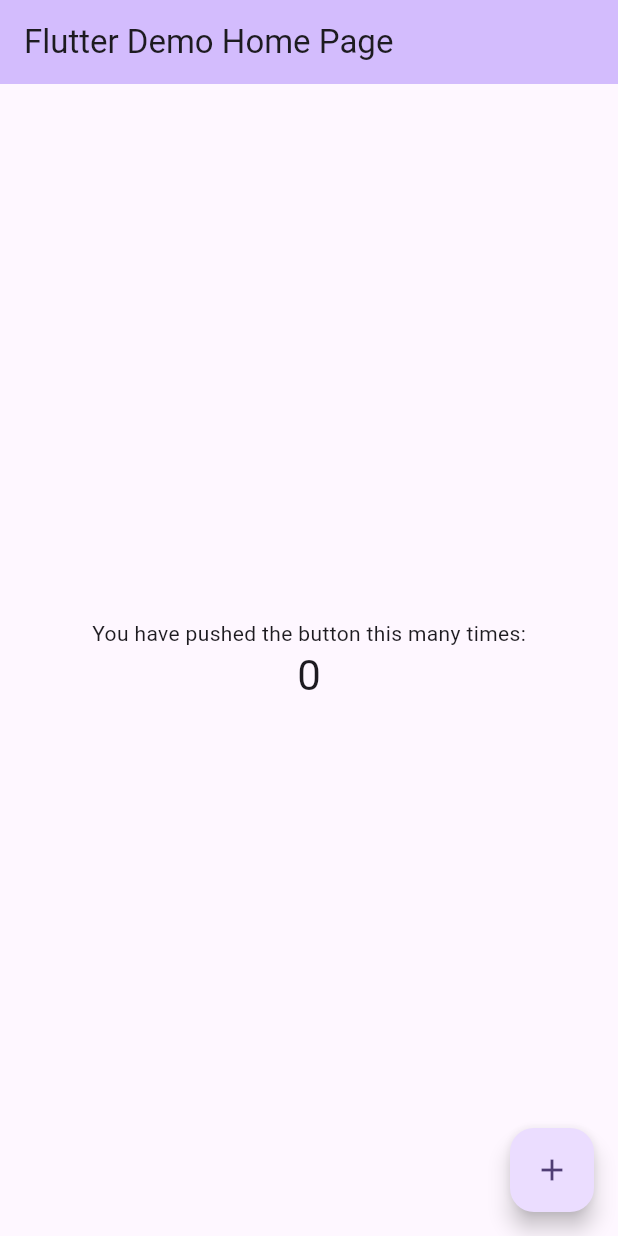
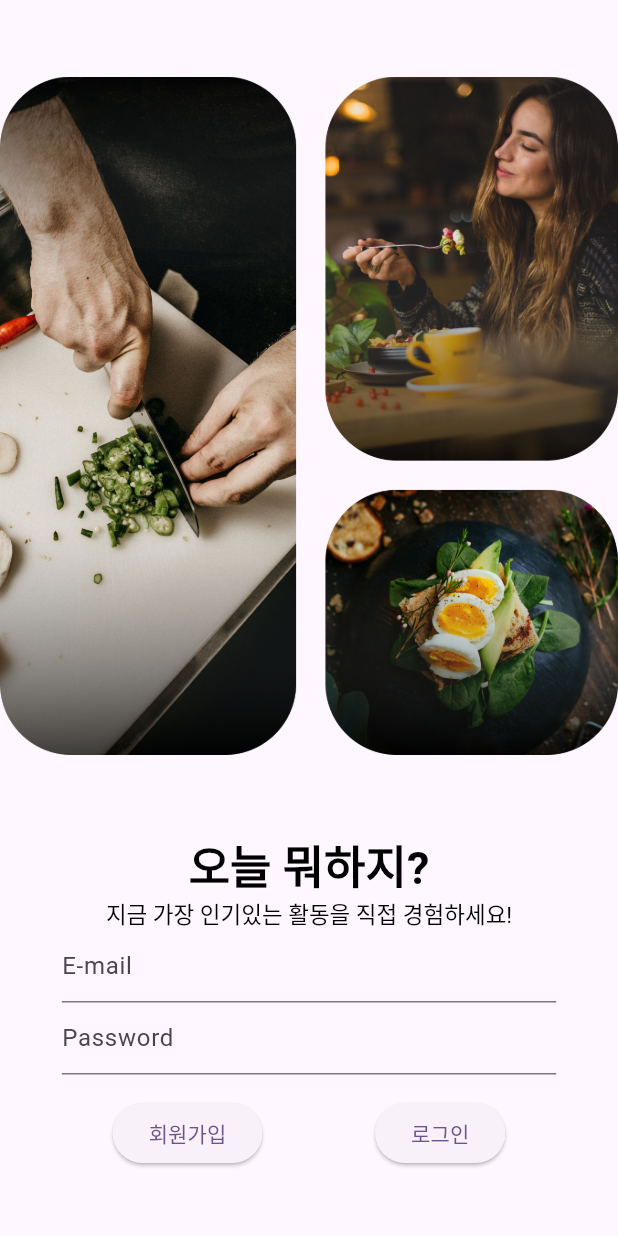
Before and after one commit to imHay0ung/basic_project_lab, a Flutter app: the screen it shows after launch, on a phone screen of 412 x 824 dp. Run offline on Flutter 3.47's test engine with Material 3 defaults, Android fonts, the light colour scheme and no system bars; our stand-ins replace firebase_auth, firebase_core; accounts and stored records are empty.

Commit message:
feat: auth(register, login), home, scrap, recommend, tabbar

```diff
--- /dev/null
+++ b/lib/auth.dart
@@ -0,0 +1,25 @@
+import 'package:firebase_auth/firebase_auth.dart';
+
+class Auth {
+  final auth = FirebaseAuth.instance;
+
+  Future<User?> createUser(String email, String password) async {
+    try {
+      final cred = await auth.createUserWithEmailAndPassword(email: email, password: password);
+      return cred.user;
+    } catch (e) {
+      print(e.toString());
+      throw "Error";
+    }
+  }
+
+  Future<User?> loginUser(String email, String password) async {
+    try {
+      final cred = await auth.signInWithEmailAndPassword(email: email, password: password);
+      return cred.user;
+    } catch (e) {
+      print(e.toString());
+      throw "Error";
+    }
+  }
+}
--- /dev/null
+++ b/lib/login.dart
@@ -0,0 +1,125 @@
+import 'package:basic_project_lab/tabbar.dart';
+import 'package:flutter/material.dart';
+
+import 'auth.dart';
+
+class Login extends StatefulWidget {
+  const Login({super.key});
+
+  @override
+  State<StatefulWidget> createState() => LoginState();
+}
+
+class LoginState extends State<Login> {
+  final auth = Auth();
+  final emailController = TextEditingController();
+  final passwordController = TextEditingController();
+
+  register() async {
+    final user = auth.createUser(emailController.text, passwordController.text);
+    user.then((value) {
+      print("register complete.");
+      Navigator.push(
+          context, MaterialPageRoute(builder: (context) => const Tabbar()));
+    }).catchError((error) {
+      showDialog(
+          context: context,
+          builder: (BuildContext ctx) {
+            return AlertDialog(
+              content: const Text("Error!"),
+              actions: [
+                ElevatedButton(
+                    onPressed: () {
+                      Navigator.of(context).pop();
+                    },
+                    child: const Text("OK"))
+              ],
+            );
+          });
+    });
+  }
+
+  login() async {
+    final user = auth.loginUser(emailController.text, passwordController.text);
+    user.then((value) {
+      print("login complete.");
+      Navigator.push(
+          context, MaterialPageRoute(builder: (context) => const Tabbar()));
+    }).catchError((error) {
+      showDialog(
+          context: context,
+          builder: (BuildContext ctx) {
+            return AlertDialog(
+              content: const Text("Error!"),
+              actions: [
+                ElevatedButton(
+                    onPressed: () {
+                      Navigator.of(context).pop();
+                    },
+                    child: const Text("OK"))
+              ],
+            );
+          });
+    });
+  }
+
+  @override
+  Widget build(BuildContext context) {
+    final Size size = MediaQuery.of(context).size;
+    return Scaffold(
+      body: Center(
+        child: Column(
+          children: [
+            const SizedBox(
+              height: 30,
+            ),
+            Image.asset(
+              "images/login/background.png",
+              height: size.height * 0.6,
+            ),
+            const SizedBox(
+              height: 30,
+            ),
+            const DefaultTextStyle(
+                style: TextStyle(
+                    fontWeight: FontWeight.bold,
+                    fontSize: 30,
+                    color: Colors.black),
+                child: Text("오늘 뭐하지?")),
+            const DefaultTextStyle(
+                style: TextStyle(
+                    fontWeight: FontWeight.normal,
+                    fontSize: 15,
+                    color: Colors.black),
+                child: Text("지금 가장 인기있는 활동을 직접 경험하세요!")),
+            SizedBox(
+              width: size.width * 0.8,
+              child: TextField(
+                controller: emailController,
+                decoration: const InputDecoration(hintText: "E-mail"),
+              ),
+            ),
+            SizedBox(
+              width: size.width * 0.8,
+              child: TextField(
+                controller: passwordController,
+                obscureText: true,
+                decoration: const InputDecoration(hintText: "Password"),
+              ),
+            ),
+            const SizedBox(
+              height: 15,
+            ),
+            Row(
+              mainAxisAlignment: MainAxisAlignment.spaceEvenly,
+              children: [
+                ElevatedButton(onPressed: register, child: const Text("회원가입")),
+                ElevatedButton(onPressed: login, child: const Text("로그인"))
+              ],
+            )
+          ],
+        ),
+      ),
+    );
+  }
+}
--- a/lib/main.dart
+++ b/lib/main.dart
@@ -1,125 +1,27 @@
+import 'package:basic_project_lab/firebase_options.dart';
+import 'package:firebase_core/firebase_core.dart';
 import 'package:flutter/material.dart';
 
-void main() {
-  runApp(const MyApp());
+import 'login.dart';
+
+Future<void> main() async {
+  await Firebase.initializeApp(options: DefaultFirebaseOptions.currentPlatform);
+  runApp(const App());
 }
 
-class MyApp extends StatelessWidget {
-  const MyApp({super.key});
+class App extends StatelessWidget {
+  const App({super.key});
 
-  // This widget is the root of your application.
   @override
   Widget build(BuildContext context) {
     return MaterialApp(
-      title: 'Flutter Demo',
+      debugShowCheckedModeBanner: false,
       theme: ThemeData(
-        // This is the theme of your application.
-        //
-        // TRY THIS: Try running your application with "flutter run". You'll see
-        // the application has a purple toolbar. Then, without quitting the app,
-        // try changing the seedColor in the colorScheme below to Colors.green
-        // and then invoke "hot reload" (save your changes or press the "hot
-        // reload" button in a Flutter-supported IDE, or press "r" if you used
-        // the command line to start the app).
-        //
-        // Notice that the counter didn't reset back to zero; the application
-        // state is not lost during the reload. To reset the state, use hot
-        // restart instead.
-        //
-        // This works for code too, not just values: Most code changes can be
-        // tested with just a hot reload.
         colorScheme: ColorScheme.fromSeed(seedColor: Colors.deepPurple),
-        useMaterial3: true,
+        useMaterial3: true
       ),
-      home: const MyHomePage(title: 'Flutter Demo Home Page'),
+        home: const Login(),
     );
   }
+
 }
-
-class MyHomePage extends StatefulWidget {
-  const MyHomePage({super.key, required this.title});
-
-  // This widget is the home page of your application. It is stateful, meaning
-  // that it has a State object (defined below) that contains fields that affect
-  // how it looks.
-
-  // This class is the configuration for the state. It holds the values (in this
-  // case the title) provided by the parent (in this case the App widget) and
-  // used by the build method of the State. Fields in a Widget subclass are
-  // always marked "final".
-
-  final String title;
-
-  @override
-  State<MyHomePage> createState() => _MyHomePageState();
-}
-
-class _MyHomePageState extends State<MyHomePage> {
-  int _counter = 0;
-
-  void _incrementCounter() {
-    setState(() {
-      // This call to setState tells the Flutter framework that something has
-      // changed in this State, which causes it to rerun the build method below
-      // so that the display can reflect the updated values. If we changed
-      // _counter without calling setState(), then the build method would not be
-      // called again, and so nothing would appear to happen.
-      _counter++;
-    });
-  }
-
-  @override
-  Widget build(BuildContext context) {
-    // This method is rerun every time setState is called, for instance as done
-    // by the _incrementCounter method above.
-    //
-    // The Flutter framework has been optimized to make rerunning build methods
-    // fast, so that you can just rebuild anything that needs updating rather
-    // than having to individually change instances of widgets.
-    return Scaffold(
-      appBar: AppBar(
-        // TRY THIS: Try changing the color here to a specific color (to
-        // Colors.amber, perhaps?) and trigger a hot reload to see the AppBar
-        // change color while the other colors stay the same.
-        backgroundColor: Theme.of(context).colorScheme.inversePrimary,
-        // Here we take the value from the MyHomePage object that was created by
-        // the App.build method, and use it to set our appbar title.
-        title: Text(widget.title),
-      ),
-      body: Center(
-        // Center is a layout widget. It takes a single child and positions it
-        // in the middle of the parent.
-        child: Column(
-          // Column is also a layout widget. It takes a list of children and
-          // arranges them vertically. By default, it sizes itself to fit its
-          // children horizontally, and tries to be as tall as its parent.
-          //
-          // Column has various properties to control how it sizes itself and
-          // how it positions its children. Here we use mainAxisAlignment to
-          // center the children vertically; the main axis here is the vertical
-          // axis because Columns are vertical (the cross axis would be
-          // horizontal).
-          //
-          // TRY THIS: Invoke "debug painting" (choose the "Toggle Debug Paint"
-          // action in the IDE, or press "p" in the console), to see the
-          // wireframe for each widget.
-          mainAxisAlignment: MainAxisAlignment.center,
-          children: <Widget>[
-            const Text(
-              'You have pushed the button this many times:',
-            ),
-            Text(
-              '$_counter',
-              style: Theme.of(context).textTheme.headlineMedium,
-            ),
-          ],
-        ),
-      ),
-      floatingActionButton: FloatingActionButton(
-        onPressed: _incrementCounter,
-        tooltip: 'Increment',
-        child: const Icon(Icons.add),
-      ), // This trailing comma makes auto-formatting nicer for build methods.
-    );
-  }
-}
```
Also changed, not shown: lib/home.dart (added, +103 -0 lines), lib/recommend.dart (added, +43 -0 lines), lib/scrap.dart (added, +100 -0 lines), lib/tabbar.dart (added, +52 -0 lines), pubspec.yaml (+9 -0 lines), firebase.json (added), images/home/1.png (added), images/home/2.png (added), images/home/3.png (added), images/home/background.png (added), images/login/background.png (added), images/scrap/background.png (added), lib/firebase_options.dart (added), pubspec.lock, 4 other files.
